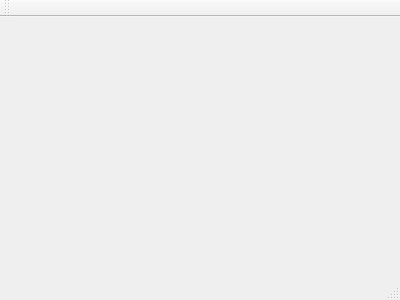
Qt form mainwindow.ui (im-red/maze) before a commit.
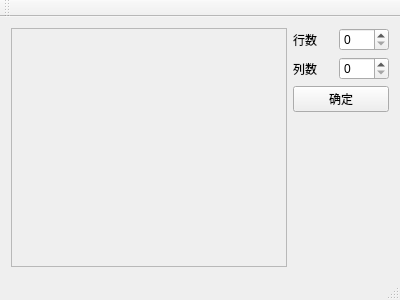
The same form after that commit. Custom widgets are drawn as their Qt base class.

```diff
--- a/mainwindow.ui
+++ b/mainwindow.ui
@@ -12,13 +12,203 @@
   <property name="windowTitle" >
    <string>MainWindow</string>
   </property>
-  <widget class="QMenuBar" name="menuBar" />
-  <widget class="QToolBar" name="mainToolBar" />
-  <widget class="QWidget" name="centralWidget" />
-  <widget class="QStatusBar" name="statusBar" />
+  <widget class="QWidget" name="centralWidget">
+   <layout class="QHBoxLayout" name="horizontalLayout_3">
+    <item>
+     <widget class="QScrollArea" name="scrollArea">
+      <property name="widgetResizable">
+       <bool>true</bool>
+      </property>
+      <widget class="MazeWidget" name="mazeWidget">
+       <property name="geometry">
+        <rect>
+         <x>0</x>
+         <y>0</y>
+         <width>274</width>
+         <height>223</height>
+        </rect>
+       </property>
+       <property name="sizePolicy">
+        <sizepolicy hsizetype="Expanding" vsizetype="Expanding">
+         <horstretch>0</horstretch>
+         <verstretch>0</verstretch>
+        </sizepolicy>
+       </property>
+      </widget>
+     </widget>
+    </item>
+    <item>
+     <layout class="QVBoxLayout" name="verticalLayout">
+      <item>
+       <layout class="QHBoxLayout" name="horizontalLayout">
+        <item>
+         <widget class="QLabel" name="label">
+          <property name="sizePolicy">
+           <sizepolicy hsizetype="Fixed" vsizetype="Preferred">
+            <horstretch>0</horstretch>
+            <verstretch>0</verstretch>
+           </sizepolicy>
+          </property>
+          <property name="minimumSize">
+           <size>
+            <width>40</width>
+            <height>0</height>
+           </size>
+          </property>
+          <property name="maximumSize">
+           <size>
+            <width>40</width>
+            <height>16777215</height>
+           </size>
+          </property>
+          <property name="text">
+           <string>行数</string>
+          </property>
+         </widget>
+        </item>
+        <item>
+         <widget class="QSpinBox" name="rowSpinBox">
+          <property name="sizePolicy">
+           <sizepolicy hsizetype="Fixed" vsizetype="Fixed">
+            <horstretch>0</horstretch>
+            <verstretch>0</verstretch>
+           </sizepolicy>
+          </property>
+          <property name="minimumSize">
+           <size>
+            <width>50</width>
+            <height>0</height>
+           </size>
+          </property>
+          <property name="maximumSize">
+           <size>
+            <width>50</width>
+            <height>16777215</height>
+           </size>
+          </property>
+          <property name="maximum">
+           <number>999</number>
+          </property>
+         </widget>
+        </item>
+       </layout>
+      </item>
+      <item>
+       <layout class="QHBoxLayout" name="horizontalLayout_2">
+        <item>
+         <widget class="QLabel" name="label_2">
+          <property name="enabled">
+           <bool>true</bool>
+          </property>
+          <property name="sizePolicy">
+           <sizepolicy hsizetype="Fixed" vsizetype="Preferred">
+            <horstretch>0</horstretch>
+            <verstretch>0</verstretch>
+           </sizepolicy>
+          </property>
+          <property name="minimumSize">
+           <size>
+            <width>40</width>
+            <height>0</height>
+           </size>
+          </property>
+          <property name="maximumSize">
+           <size>
+            <width>40</width>
+            <height>16777215</height>
+           </size>
+          </property>
+          <property name="text">
+           <string>列数</string>
+          </property>
+         </widget>
+        </item>
+        <item>
+         <widget class="QSpinBox" name="colSpinBox">
+          <property name="sizePolicy">
+           <sizepolicy hsizetype="Fixed" vsizetype="Fixed">
+            <horstretch>0</horstretch>
+            <verstretch>0</verstretch>
+           </sizepolicy>
+          </property>
+          <property name="minimumSize">
+           <size>
+            <width>50</width>
+            <height>0</height>
+           </size>
+          </property>
+          <property name="maximumSize">
+           <size>
+            <width>50</width>
+            <height>16777215</height>
+           </size>
+          </property>
+          <property name="maximum">
+           <number>999</number>
+          </property>
+         </widget>
+        </item>
+       </layout>
+      </item>
+      <item>
+       <widget class="QPushButton" name="okButton">
+        <property name="sizePolicy">
+         <sizepolicy hsizetype="Preferred" vsizetype="Fixed">
+          <horstretch>0</horstretch>
+          <verstretch>0</verstretch>
+         </sizepolicy>
+        </property>
+        <property name="text">
+         <string>确定</string>
+        </property>
+       </widget>
+      </item>
+      <item>
+       <spacer name="verticalSpacer">
+        <property name="orientation">
+         <enum>Qt::Vertical</enum>
+        </property>
+        <property name="sizeHint" stdset="0">
+         <size>
+          <width>20</width>
+          <height>40</height>
+         </size>
+        </property>
+       </spacer>
+      </item>
+     </layout>
+    </item>
+   </layout>
+  </widget>
+  <widget class="QMenuBar" name="menuBar">
+   <property name="geometry">
+    <rect>
+     <x>0</x>
+     <y>0</y>
+     <width>400</width>
+     <height>23</height>
+    </rect>
+   </property>
+  </widget>
+  <widget class="QToolBar" name="mainToolBar">
+   <attribute name="toolBarArea">
+    <enum>TopToolBarArea</enum>
+   </attribute>
+   <attribute name="toolBarBreak">
+    <bool>false</bool>
+   </attribute>
+  </widget>
+  <widget class="QStatusBar" name="statusBar"/>
  </widget>
- <layoutDefault spacing="6" margin="11" />
- <pixmapfunction></pixmapfunction>
+ <layoutdefault spacing="6" margin="11"/>
+ <customwidgets>
+  <customwidget>
+   <class>MazeWidget</class>
+   <extends>QWidget</extends>
+   <header>mazewidget.h</header>
+   <container>1</container>
+  </customwidget>
+ </customwidgets>
  <resources/>
  <connections/>
 </ui>
```
Left out of the diff: 9 changed lines with no effect on the pictures.
